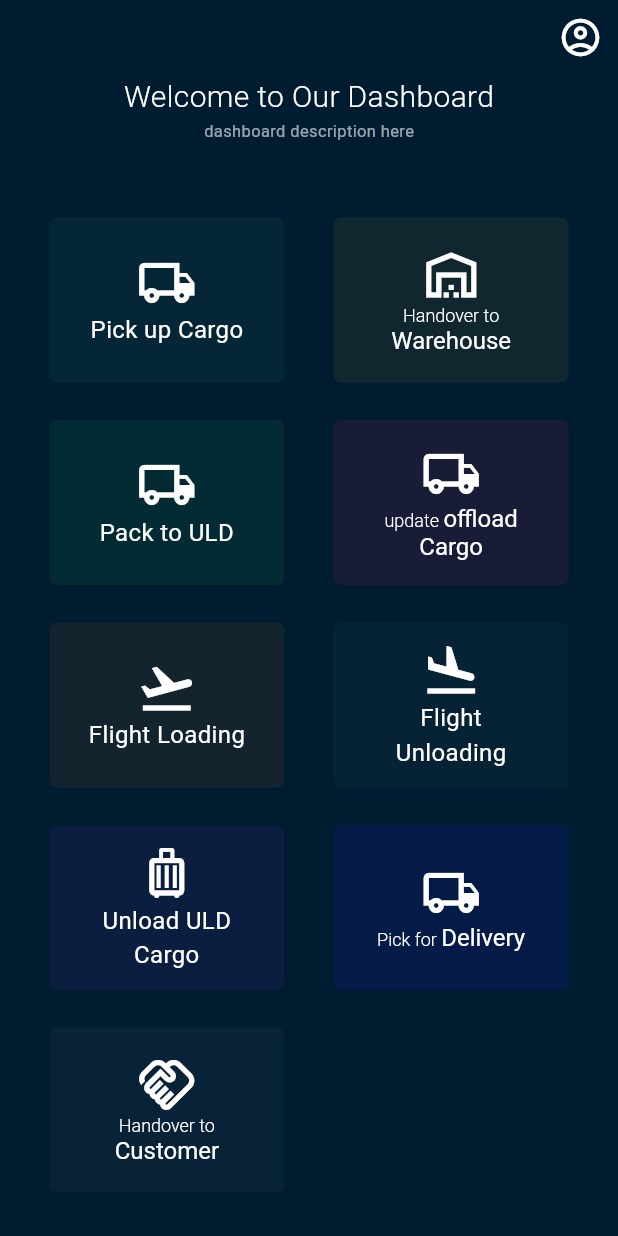
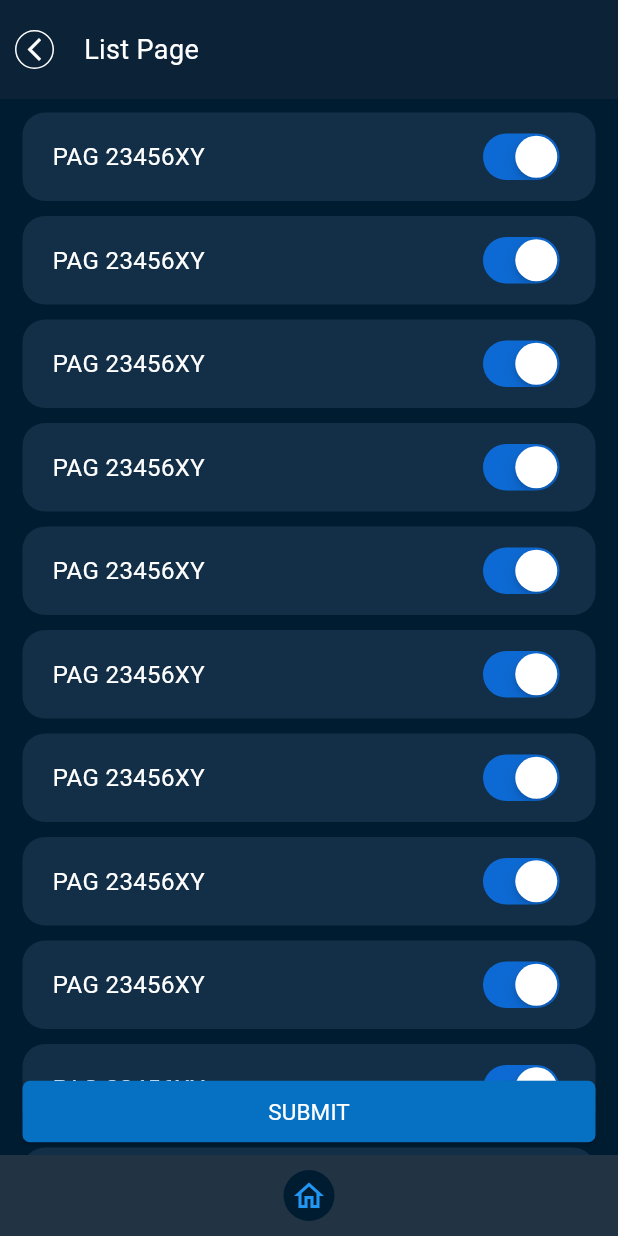
Before and after one commit to realrajapaksha/cargo_ui, a Flutter app: the DashboardPage screen opened directly, after a tap on an icon or button, on a phone screen of 412 x 824 dp. Run offline on Flutter 3.47's test engine with Material 3 defaults, Android fonts, the phone set to English and light mode, and no system bars.

Commit message:
list page add

```diff
--- a/lib/pages/dashboard_page.dart
+++ b/lib/pages/dashboard_page.dart
@@ -1,5 +1,6 @@
 import 'package:flutter/material.dart';
 
+import 'list_page.dart';
 import 'pick_up_page.dart';
 
 class DashboardPage extends StatefulWidget {
@@ -104,7 +105,13 @@ class _DashboardPageState extends State<DashboardPage> {
                       padding: EdgeInsets.only(
                           right: widthSize * .08, left: widthSize * .04),
                       child: InkWell(
-                        onTap: () {},
+                        onTap: () {
+                          Navigator.push(
+                            context,
+                            MaterialPageRoute(
+                                builder: (context) => const ListPage()),
+                          );
+                        },
                         borderRadius: BorderRadius.circular(5),
                         child: Ink(
                           height: 110,
--- /dev/null
+++ b/lib/pages/list_page.dart
@@ -0,0 +1,122 @@
+import 'package:flutter/cupertino.dart';
+import 'package:flutter/material.dart';
+
+import '../widgets/main_button.dart';
+import '../widgets/main_text_field.dart';
+import '../widgets/navbar.dart';
+
+class ListPage extends StatefulWidget {
+  const ListPage({super.key});
+
+  @override
+  State<ListPage> createState() => _ListPageState();
+}
+
+class _ListPageState extends State<ListPage> {
+  @override
+  Widget build(BuildContext context) {
+    return GestureDetector(
+      onTap: () {
+        FocusManager.instance.primaryFocus?.unfocus();
+      },
+      child: Scaffold(
+        backgroundColor: const Color(0xFF001C31),
+        body: SafeArea(
+          child: Stack(
+            children: [
+              const Positioned(
+                top: 0,
+                right: 0,
+                left: 0,
+                child: Navbar(title: "List Page"),
+              ),
+              Positioned(
+                left: 0,
+                right: 0,
+                top: 70,
+                bottom: 10,
+                child: SingleChildScrollView(
+                  physics: const AlwaysScrollableScrollPhysics(),
+                  child: Padding(
+                    padding: const EdgeInsets.symmetric(horizontal: 15),
+                    child: Column(
+                      children: [
+                        ListView.builder(
+                            shrinkWrap: true,
+                            itemCount: 15,
+                            physics: const NeverScrollableScrollPhysics(),
+                            padding: const EdgeInsets.only(bottom: 100),
+                            itemBuilder: (context, index) {
+                              return Container(
+                                margin: const EdgeInsets.symmetric(vertical: 5),
+                                padding: const EdgeInsets.symmetric(
+                                    horizontal: 20, vertical: 10),
+                                decoration: BoxDecoration(
+                                  color: const Color(0xFF132F47),
+                                  borderRadius: BorderRadius.circular(15),
+                                ),
+                                child:  Row(
+                                  mainAxisAlignment: MainAxisAlignment.spaceBetween,
+                                  children: [
+                                    const Text(
+                                      "PAG 23456XY",
+                                      style: TextStyle(
+                                          color: Colors.white, fontSize: 16),
+                                    ),
+                                    CupertinoSwitch(
+                                        activeColor: const Color(0xFF0D6AD4),
+                                        value: true, onChanged: (value){})
+                                  ],
+                                ),
+                              );
+                            }),
+                      ],
+                    ),
+                  ),
+                ),
+              ),
+              Positioned(
+                bottom: 0,
+                left: 0,
+                right: 0,
+                child: Column(
+                  mainAxisAlignment: MainAxisAlignment.center,
+                  children: [
+                    Padding(
+                      padding: const EdgeInsets.symmetric(
+                          horizontal: 15, vertical: 5),
+                      child: MainButton(
+                        title: 'SUBMIT',
+                        onTapped: () {},
+                      ),
+                    ),
+                    Container(
+                      padding: const EdgeInsets.symmetric(vertical: 10),
+                      color: const Color(0xFF223343),
+                      child: Row(
+                        mainAxisAlignment: MainAxisAlignment.center,
+                        children: [
+                          Container(
+                            padding: const EdgeInsets.all(5),
+                            decoration: const BoxDecoration(
+                              shape: BoxShape.circle,
+                              color: Color(0xFF001C31),
+                            ),
+                            child: const Icon(
+                              Icons.home_outlined,
+                              color: Colors.blue,
+                            ),
+                          ),
+                        ],
+                      ),
+                    ),
+                  ],
+                ),
+              ),
+            ],
+          ),
+        ),
+      ),
+    );
+  }
+}
--- a/lib/widgets/navbar.dart
+++ b/lib/widgets/navbar.dart
@@ -13,7 +13,7 @@ class Navbar extends StatelessWidget {
       child: Row(
         children: [
           InkWell(
-            onTap: (){
+            onTap: () {
               Navigator.pop(context);
             },
             child: Container(
@@ -36,7 +36,7 @@ class Navbar extends StatelessWidget {
           ),
           Text(
             title,
-            style: TextStyle(color: Colors.white, fontSize: 18),
+            style: const TextStyle(color: Colors.white, fontSize: 18),
           ),
         ],
       ),
```
Also changed, not shown: lib/pages/list.dart (deleted).
